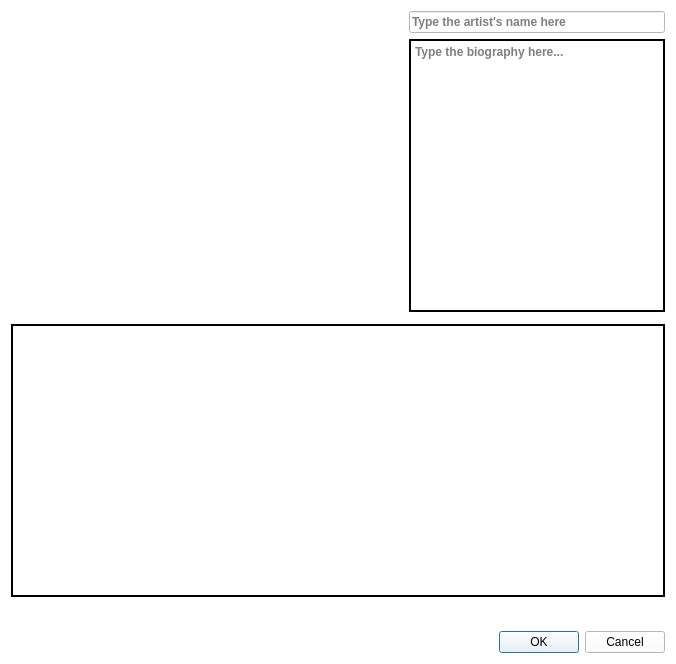
The window that ui/dialogs/artistedit.ui (amirmohsen1384/Mockingbird) describes before a commit, drawn with Qt 5.
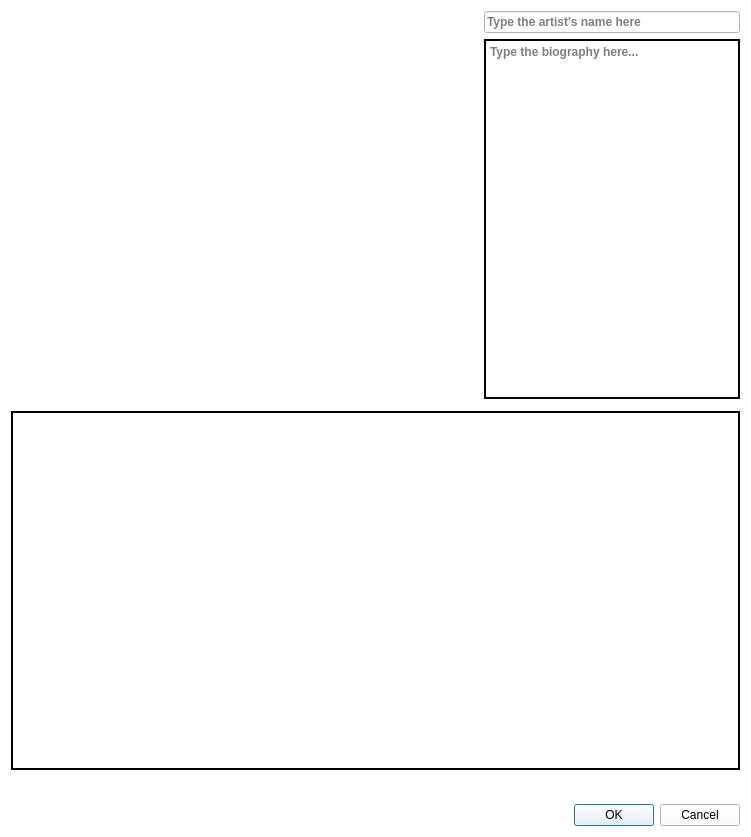
The same window after the commit. Icons and pictures are not drawn. Custom widgets are drawn as their Qt base class.

Commit message: Defined Artist Editor

What changed in the file:
```diff
--- a/ui/dialogs/artistedit.ui
+++ b/ui/dialogs/artistedit.ui
@@ -6,8 +6,8 @@
    <rect>
     <x>0</x>
     <y>0</y>
-    <width>676</width>
-    <height>664</height>
+    <width>751</width>
+    <height>837</height>
    </rect>
   </property>
   <property name="font">
```
Left out of the diff: 87 changed lines with no effect on the pictures. The commit also changes 2 other files.
